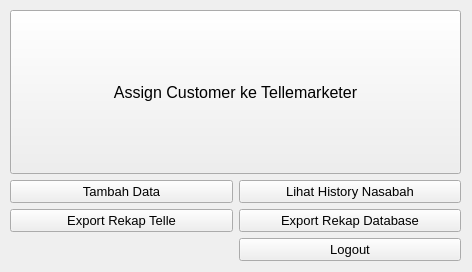
NathanielClarence/telemarketingdb, file mainFiles/assets/ui/adminUi.ui: the form before one commit.
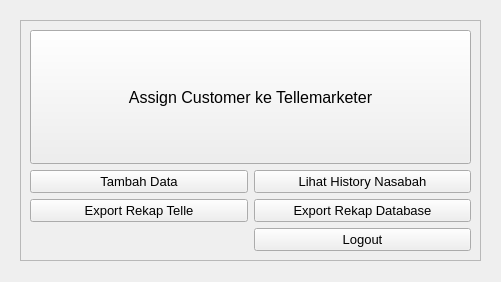
The form after the commit.

What changed in the file:
```diff
--- a/mainFiles/assets/ui/adminUi.ui
+++ b/mainFiles/assets/ui/adminUi.ui
@@ -6,22 +6,36 @@
    <rect>
     <x>0</x>
     <y>0</y>
-    <width>472</width>
-    <height>272</height>
+    <width>501</width>
+    <height>282</height>
    </rect>
   </property>
   <property name="windowTitle">
    <string>Form</string>
   </property>
-  <widget class="QWidget" name="gridLayoutWidget">
+  <widget class="QScrollArea" name="scrollArea">
    <property name="geometry">
     <rect>
-     <x>10</x>
-     <y>10</y>
-     <width>451</width>
-     <height>251</height>
+     <x>20</x>
+     <y>20</y>
+     <width>461</width>
+     <height>241</height>
     </rect>
    </property>
+   <property name="widgetResizable">
+    <bool>true</bool>
+   </property>
+   <widget class="QWidget" name="scrollAreaWidgetContents">
+    <property name="geometry">
+     <rect>
+      <x>0</x>
+      <y>0</y>
+      <width>459</width>
+      <height>239</height>
+     </rect>
+    </property>
+    <layout class="QGridLayout" name="gridLayout_2">
+     <item row="0" column="0">
    <layout class="QGridLayout" name="gridLayout">
     <item row="1" column="1">
      <widget class="QPushButton" name="btn_history">
@@ -102,6 +116,9 @@
      </widget>
     </item>
    </layout>
+     </item>
+    </layout>
+   </widget>
   </widget>
  </widget>
  <resources/>
```
Lines whose indentation alone changed are shown as unchanged.
